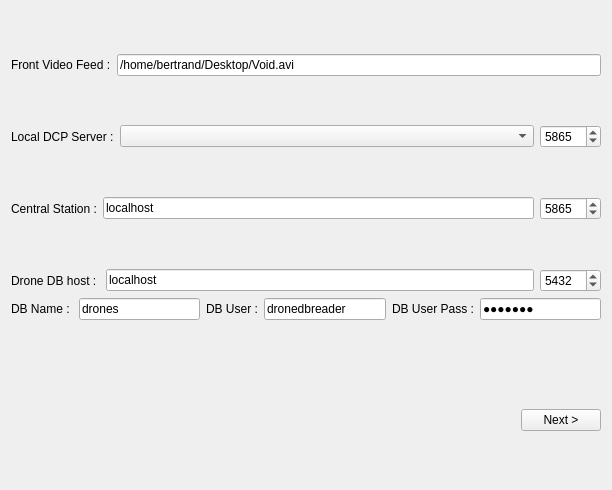
Above: CommandStation/configurationpanel.ui from bertrandF/Drone before the change. Below: the same form after it.
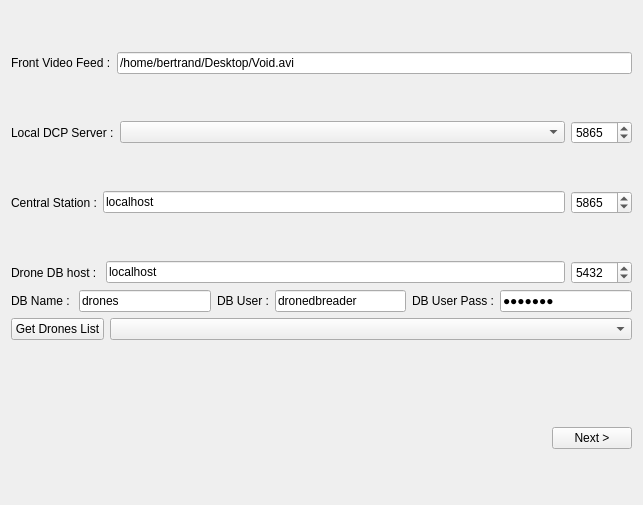
That is the form after the change.

Commit message: Added to config UI drone display list: getDronesListButton to connect to DB and retreive drones list and dronesListComboBox to display drones list.

What changed in the file:
```diff
--- a/CommandStation/configurationpanel.ui
+++ b/CommandStation/configurationpanel.ui
@@ -6,8 +6,8 @@
    <rect>
     <x>0</x>
     <y>0</y>
-    <width>612</width>
-    <height>490</height>
+    <width>643</width>
+    <height>505</height>
    </rect>
   </property>
   <property name="sizePolicy">
@@ -194,6 +194,33 @@
        </item>
       </layout>
      </item>
+     <item>
+      <layout class="QHBoxLayout" name="horizontalLayout_7">
+       <item>
+        <widget class="QPushButton" name="getDronesListButton">
+         <property name="sizePolicy">
+          <sizepolicy hsizetype="Fixed" vsizetype="Fixed">
+           <horstretch>0</horstretch>
+           <verstretch>0</verstretch>
+          </sizepolicy>
+         </property>
+         <property name="text">
+          <string>Get Drones List</string>
+         </property>
+        </widget>
+       </item>
+       <item>
+        <widget class="QComboBox" name="dronesListComboBox">
+         <property name="sizePolicy">
+          <sizepolicy hsizetype="Expanding" vsizetype="Fixed">
+           <horstretch>0</horstretch>
+           <verstretch>0</verstretch>
+          </sizepolicy>
+         </property>
+        </widget>
+       </item>
+      </layout>
+     </item>
     </layout>
    </item>
    <item>
```
